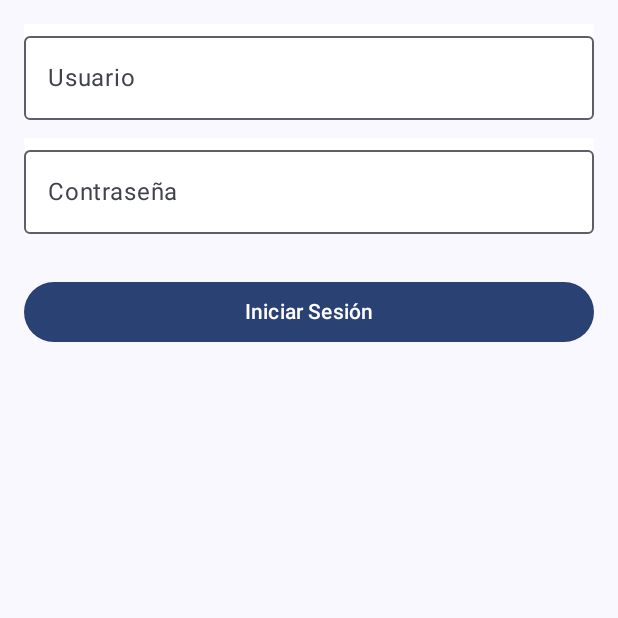
After one commit to mmedina23/RentaVehiculosAndroid, an Android app built with Jetpack Compose: the composable Login shown on its own in the app's theme, on a phone screen of 412 x 824 dp, the top half of it. The commit adds this screen. Run offline under Robolectric (Android 15) with nearby library versions, the phone set to English and light mode, and no system bars.

Commit message:
Feat Creacion de los formularios de login, Ingreso de Vehiculo , creacion de Usuario, las vistas de Administrador y cliente

```diff
--- /dev/null
+++ b/app/src/main/java/com/pmd/rentavehiculos/components/Login.kt
@@ -0,0 +1,73 @@
+package com.pmd.rentavehiculos.components
+
+import androidx.compose.foundation.background
+import androidx.compose.foundation.layout.Arrangement
+import androidx.compose.foundation.layout.fillMaxSize
+import androidx.compose.foundation.layout.fillMaxWidth
+import androidx.compose.foundation.layout.padding
+import androidx.compose.foundation.lazy.LazyColumn
+import androidx.compose.foundation.text.KeyboardOptions
+import androidx.compose.material3.OutlinedTextField
+import androidx.compose.material3.Text
+import androidx.compose.runtime.Composable
+import androidx.compose.runtime.getValue
+import androidx.compose.runtime.mutableStateOf
+import androidx.compose.runtime.remember
+import androidx.compose.ui.graphics.Color
+import androidx.compose.material3.*  // Importante para usar Material 3 components como Text, OutlinedTextField, Button
+import androidx.compose.runtime.*
+import androidx.compose.ui.Modifier
+import androidx.compose.ui.text.input.KeyboardType
+import androidx.compose.ui.text.input.PasswordVisualTransformation
+import androidx.compose.ui.unit.dp
+
+
+@Composable
+fun Login() {
+    // Variables de estado para usuario y contraseña
+    var usuario by remember { mutableStateOf("") }
+    var contraseña by remember { mutableStateOf("") }
+
+    LazyColumn(
+        modifier = Modifier
+            .fillMaxSize()
+            .padding(16.dp),
+        verticalArrangement = Arrangement.spacedBy(12.dp) // Espaciado entre los campos
+    ) {
+
+        item {
+            OutlinedTextField(
+                modifier = Modifier
+                    .fillMaxWidth()
+                    .background(Color.White),
+                value = usuario,
+                onValueChange = { usuario = it },
+                label = { Text("Usuario") }
+            )
+        }
+
+        item {
+            OutlinedTextField(
+                modifier = Modifier
+                    .fillMaxWidth()
+                    .background(Color.White),
+                value = contraseña,
+                onValueChange = { contraseña = it },
+                label = { Text("Contraseña")  },
+                visualTransformation = PasswordVisualTransformation(), // Oculta el texto de la contraseña
+                keyboardOptions = KeyboardOptions(keyboardType = KeyboardType.Password)
+            )
+        }
+
+        item {
+            Button(
+                onClick = { /* Acción de login aquí */ },
+                modifier = Modifier
+                    .fillMaxWidth()
+                    .padding(top = 16.dp)
+            ) {
+                Text("Iniciar Sesión")
+            }
+        }
+    }
+}
--- /dev/null
+++ b/app/src/main/java/com/pmd/rentavehiculos/components/VistaAdmin.kt
@@ -0,0 +1 @@
+package com.pmd.rentavehiculos.components
--- /dev/null
+++ b/app/src/main/java/com/pmd/rentavehiculos/components/VistaCliente.kt
@@ -0,0 +1 @@
+package com.pmd.rentavehiculos.components
```
Also changed, not shown: app/src/main/java/com/pmd/rentavehiculos/MainActivity.kt (+3 -24 lines), app/src/main/java/com/pmd/rentavehiculos/components/IngresarCoche.kt (added, +164 -0 lines), app/src/main/java/com/pmd/rentavehiculos/components/Registro.kt (added, +152 -0 lines).
